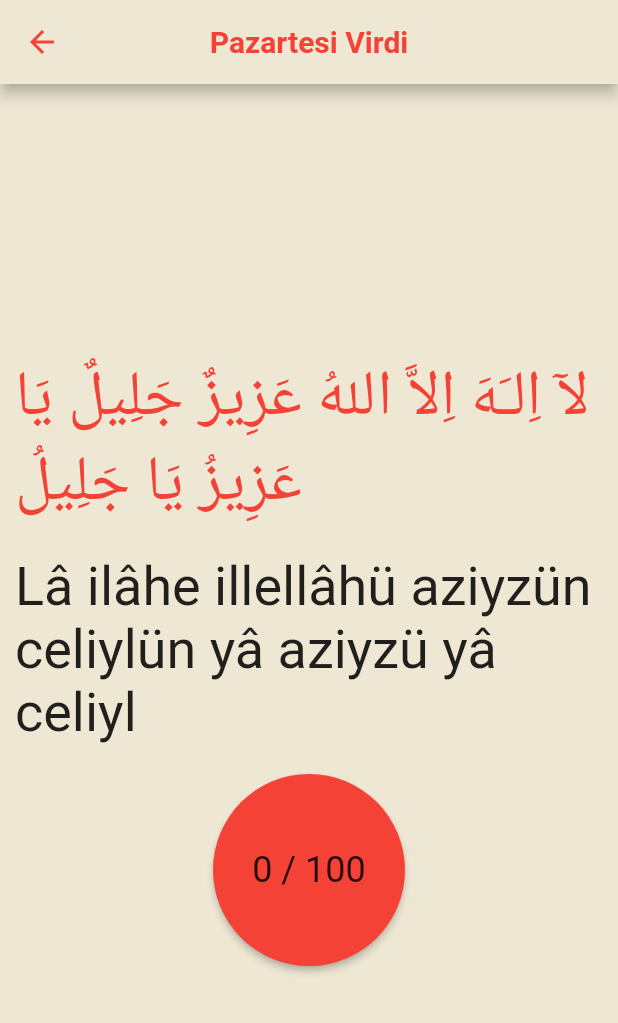
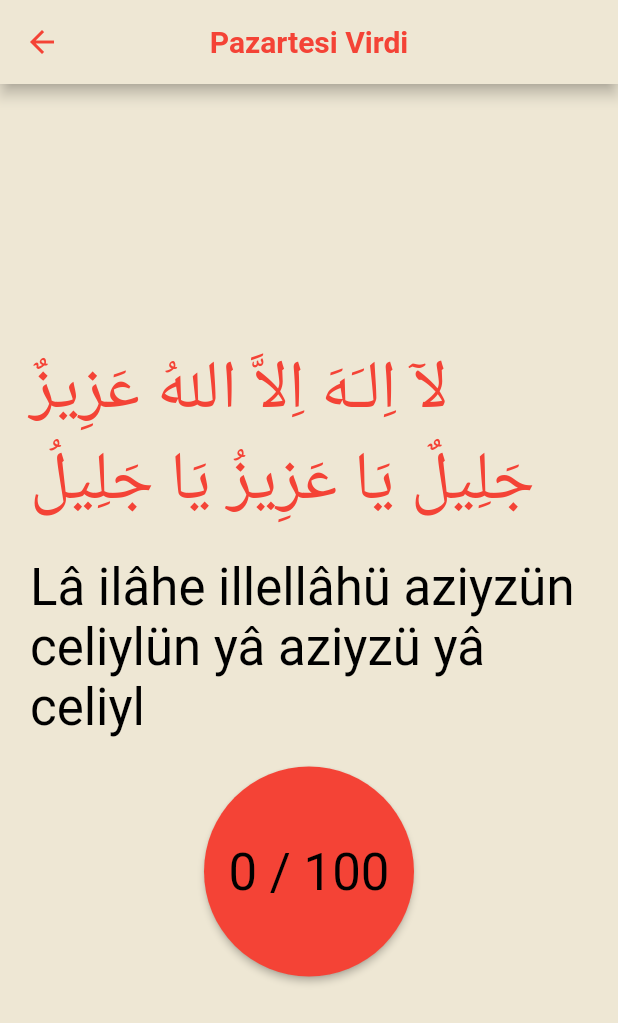
Before and after one commit to yakupbilgen/evradu-ezkar, a Flutter app: the GunlukVirdHomepage screen opened directly, after a tap on "Pazartesi", on a phone screen of 412 x 824 dp. Shown: the top 1023 px of the screen. Run offline on Flutter 3.47's test engine with Material 2 defaults, Android fonts, the phone set to English and light mode, and no system bars.

Commit message:
all screen edited

```diff
--- a/lib/constant/app_constant.dart
+++ b/lib/constant/app_constant.dart
@@ -5,6 +5,7 @@ class AppConstant {
   static const iconSize = 32.0;
   static const iconColor = Colors.red;
   static const defaultPadding = 20.0;
+  static const defaultHeight = 20.0;
 
   static const screenListTahmidiyye = 'Tahmidiyye';
   static const screenListCelcelutiye = 'Celcelutiye';
--- a/lib/constant/gunluk_vird/gunluk_vird_constant.dart
+++ b/lib/constant/gunluk_vird/gunluk_vird_constant.dart
@@ -9,6 +9,7 @@ class GunlukVirdConstant {
   static const saturday = 'Cumartesi';
   static const sunday = 'Pazar';
 
+  static const dialogText = 'Sıfırla';
   static const dialogOkButton = 'Tamam';
   static const dialogAlertContent =
       'UYARI!\nHedeflenen zikir sayısına ulaşıldı.';
--- a/lib/screen/celcelutiye/celcelutiye_arabic.dart
+++ b/lib/screen/celcelutiye/celcelutiye_arabic.dart
@@ -22,8 +22,10 @@ class _CelcelutiyeArabicState extends State<CelcelutiyeArabic> {
   @override
   Widget build(BuildContext context) {
     return Scaffold(
-      appBar: appAppBar(context,
-          CelcelutiyeConstant.appBarTitle + ' (${pageNumber + 1} / 13)'),
+      appBar: appAppBar(
+          context,
+          CelcelutiyeConstant.appBarTitle +
+              ' (${pageNumber + 1} / ${imageNumber.length})'),
       backgroundColor: CelcelutiyeConstant.bgColor,
       body: PageView.builder(
         physics: const ClampingScrollPhysics(),
--- a/lib/screen/celcelutiye/celcelutiye_turkish.dart
+++ b/lib/screen/celcelutiye/celcelutiye_turkish.dart
@@ -47,7 +47,6 @@ class _CelcelutiyeTurkishState extends State<CelcelutiyeTurkish> {
                       style: Theme.of(context).textTheme.headline6?.copyWith(
                           fontWeight: FontWeight.bold, color: Colors.black),
                     ),
-                    const SizedBox(),
                     Text(
                       'Meal\n',
                       style: Theme.of(context).textTheme.headline6?.copyWith(
--- a/lib/screen/gunluk_vird/gunluk_vird_count_screen.dart
+++ b/lib/screen/gunluk_vird/gunluk_vird_count_screen.dart
@@ -34,22 +34,27 @@ class _GunlukVirdCountScreenState extends State<GunlukVirdCountScreen> {
     return Scaffold(
       appBar: appAppBar(context, widget.textToday + ' Virdi'),
       backgroundColor: AppConstant.bgColor,
-      body: SafeArea(
-        child: Container(
-          margin: const EdgeInsets.all(10),
+      body: Container(
+        margin: const EdgeInsets.all(AppConstant.defaultPadding),
         child: Column(
           mainAxisAlignment: MainAxisAlignment.center,
           children: [
             Text(
               widget.textTurkish,
-                style: const TextStyle(fontSize: 42, color: Colors.red),
+              style: Theme.of(context)
+                  .textTheme
+                  .headline3
+                  ?.copyWith(color: Colors.red),
             ),
-              const SizedBox(height: 20),
+            const SizedBox(height: AppConstant.defaultHeight),
             Text(
               widget.textArabic,
-                style: const TextStyle(fontSize: 36),
+              style: Theme.of(context)
+                  .textTheme
+                  .headline4
+                  ?.copyWith(color: Colors.black),
             ),
-              const SizedBox(height: 20),
+            const SizedBox(height: AppConstant.defaultHeight),
             RawMaterialButton(
               onPressed: () {
                 if (cekilenEvradCount < widget.evradTotalCount) {
@@ -59,19 +64,20 @@ class _GunlukVirdCountScreenState extends State<GunlukVirdCountScreen> {
                 }
                 setState(() {});
               },
-                elevation: 2.0,
               fillColor: Colors.red,
               child: Text(
                 cekilenEvradCount.toString() +
                     ' / ' +
                     widget.evradTotalCount.toString(),
-                  style: const TextStyle(fontSize: 24),
+                style: Theme.of(context)
+                    .textTheme
+                    .headline4
+                    ?.copyWith(color: Colors.black),
               ),
               padding: const EdgeInsets.all(50.0),
               shape: const CircleBorder(),
             ),
           ],
-          ),
         ),
       ),
     );
@@ -84,7 +90,7 @@ class _GunlukVirdCountScreenState extends State<GunlukVirdCountScreen> {
     );
 
     Widget resetCountButton = TextButton(
-      child: const Text('Sıfırla'),
+      child: const Text(GunlukVirdConstant.dialogText),
       onPressed: () {
         cekilenEvradCount = 0;
         Navigator.pop(context);
--- a/lib/screen/gunluk_vird/gunluk_vird_homepage.dart
+++ b/lib/screen/gunluk_vird/gunluk_vird_homepage.dart
@@ -17,8 +17,7 @@ class _GunlukVirdHomepageState extends State<GunlukVirdHomepage> {
     return Scaffold(
       appBar: appAppBar(context, GunlukVirdConstant.appBarTitle),
       backgroundColor: AppConstant.bgColor,
-      body: SafeArea(
-        child: Column(
+      body: Column(
         mainAxisAlignment: MainAxisAlignment.center,
         children: [
           buildListItem(
@@ -71,7 +70,6 @@ class _GunlukVirdHomepageState extends State<GunlukVirdHomepage> {
           ),
         ],
       ),
-      ),
     );
   }
 
--- a/lib/screen/homepage_screen_list.dart
+++ b/lib/screen/homepage_screen_list.dart
@@ -15,8 +15,7 @@ class HomepageScreenList extends StatelessWidget {
     return Scaffold(
       appBar: appAppBar(context, AppConstant.appBarTitle),
       backgroundColor: const Color(0xFFEEE7D4),
-      body: SafeArea(
-        child: Column(
+      body: Column(
         mainAxisAlignment: MainAxisAlignment.center,
         children: [
           listTileItem(
@@ -47,11 +46,11 @@ class HomepageScreenList extends StatelessWidget {
           appConstantDivider(),
         ],
       ),
-      ),
     );
   }
 }
 
+//TODO: bu widget celcelutiye ve tahmidiyye homepage için kullanılacak.
 Widget listTileItem(
     BuildContext context, String title, StatefulWidget navigatorFunc) {
   return Column(
```
Also changed, not shown: lib/main.dart (+5 -5 lines), lib/screen/celcelutiye/celcelutiye_homepage.dart (+6 -5 lines), lib/screen/sekine/sekine_homepage.dart (+18 -13 lines), lib/screen/tahmidiyye/tahmidiyye_homepage.dart (+7 -6 lines). Lines whose indentation alone changed are shown as unchanged.
